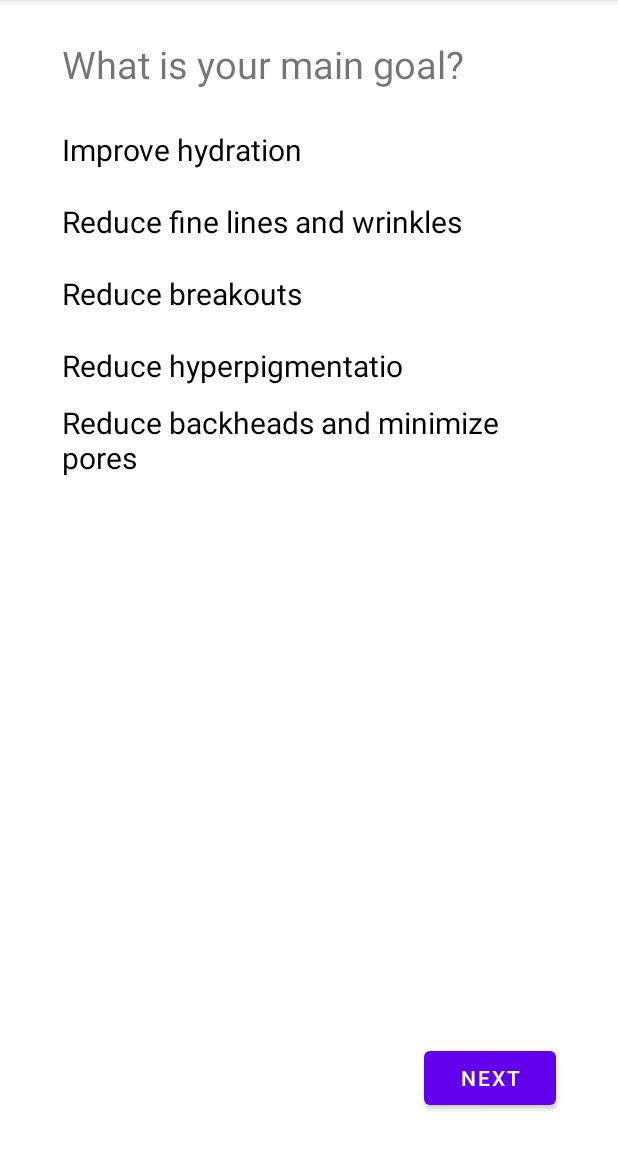
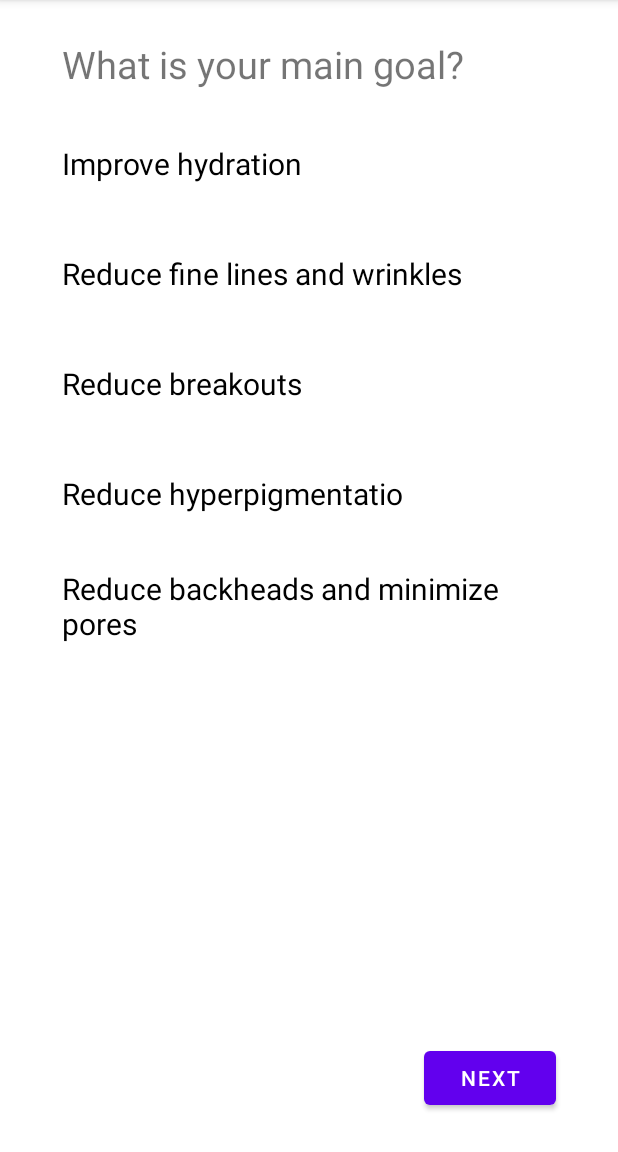
Before and after one commit to chinguyen202/better-skin, an Android app: the SecondQuiz screen opened directly, with no data from a screen before it, on a phone screen of 412 x 824 dp, the part 84-1236 px from its top. Run offline under Robolectric (Android 15) with nearby library versions, the light colour scheme and no system bars.

Commit message:
change layout quiz1, quiz2,quiz3- add margin

```diff
--- a/app/src/main/res/layout/activity_first_quiz.xml
+++ b/app/src/main/res/layout/activity_first_quiz.xml
@@ -50,6 +50,7 @@
             android:id="@+id/rbDry"
             android:layout_width="match_parent"
             android:layout_height="wrap_content"
+            android:layout_marginTop="25dp"
             android:button="@null"
             android:text="Dry Skin"
             android:textSize="20sp"/>
@@ -58,6 +59,7 @@
             android:id="@+id/rbOily"
             android:layout_width="match_parent"
             android:layout_height="wrap_content"
+            android:layout_marginTop="25dp"
             android:button="@null"
             android:text="Oily Skin"
             android:textSize="20sp"/>
@@ -66,6 +68,7 @@
             android:id="@+id/rbCombination"
             android:layout_width="match_parent"
             android:layout_height="wrap_content"
+            android:layout_marginTop="25dp"
             android:button="@null"
             android:text="Combination"
             android:textSize="20sp"/>
--- a/app/src/main/res/layout/activity_second_quiz.xml
+++ b/app/src/main/res/layout/activity_second_quiz.xml
@@ -34,7 +34,7 @@
     <RadioGroup
         android:layout_width="0dp"
         android:layout_height="wrap_content"
-        android:layout_marginTop="16dp"
+        android:layout_marginTop="25dp"
         app:layout_constraintTop_toBottomOf="@+id/tvQuiz2"
         app:layout_constraintEnd_toStartOf="@+id/guideline4"
         app:layout_constraintStart_toStartOf="@+id/guideline3"
@@ -50,6 +50,7 @@
             android:id="@+id/rbGoal2"
             android:layout_width="match_parent"
             android:layout_height="match_parent"
+            android:layout_marginTop="25dp"
             android:textSize="20sp"
             android:button="@null"
             android:text="Reduce fine lines and wrinkles"/>
@@ -57,6 +58,7 @@
             android:id="@+id/rbGoal3"
             android:layout_width="match_parent"
             android:layout_height="match_parent"
+            android:layout_marginTop="25dp"
             android:textSize="20sp"
             android:button="@null"
             android:text="Reduce breakouts"/>
@@ -64,6 +66,7 @@
             android:id="@+id/rbGoal4"
             android:layout_width="match_parent"
             android:layout_height="match_parent"
+            android:layout_marginTop="25dp"
             android:button="@null"
             android:textSize="20sp"
             android:text="Reduce hyperpigmentatio"/>
@@ -71,6 +74,7 @@
             android:id="@+id/rbGoal5"
             android:layout_width="match_parent"
             android:layout_height="match_parent"
+            android:layout_marginTop="25dp"
             android:button="@null"
             android:textSize="20sp"
             android:text="Reduce backheads and minimize pores"/>
```
